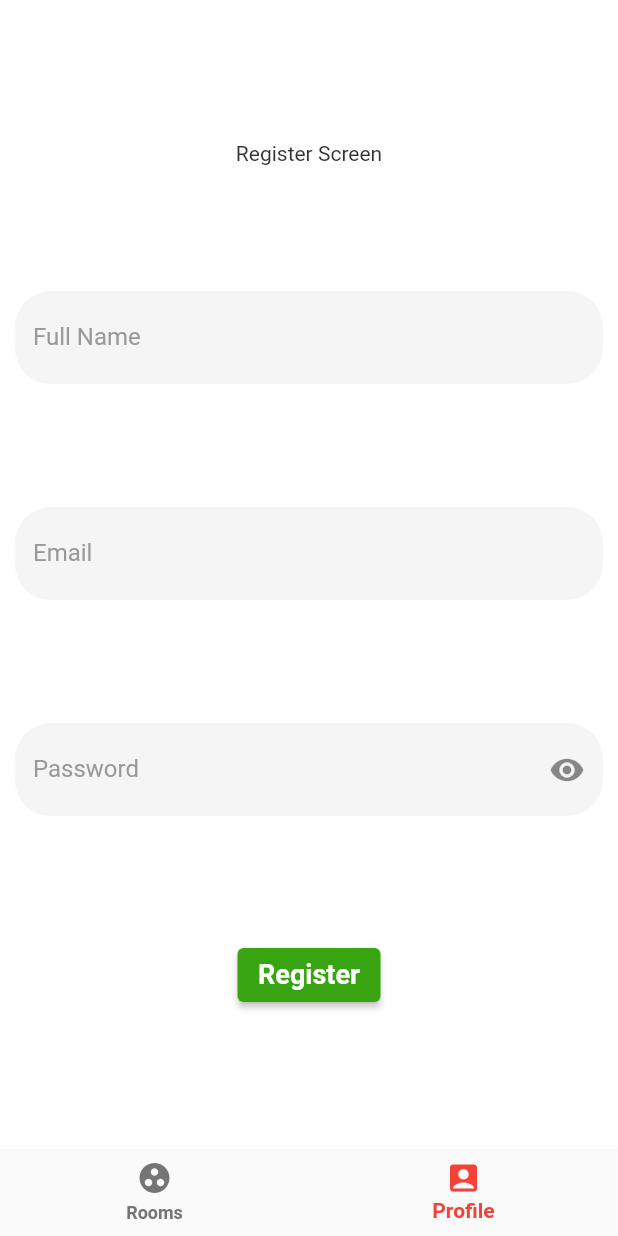
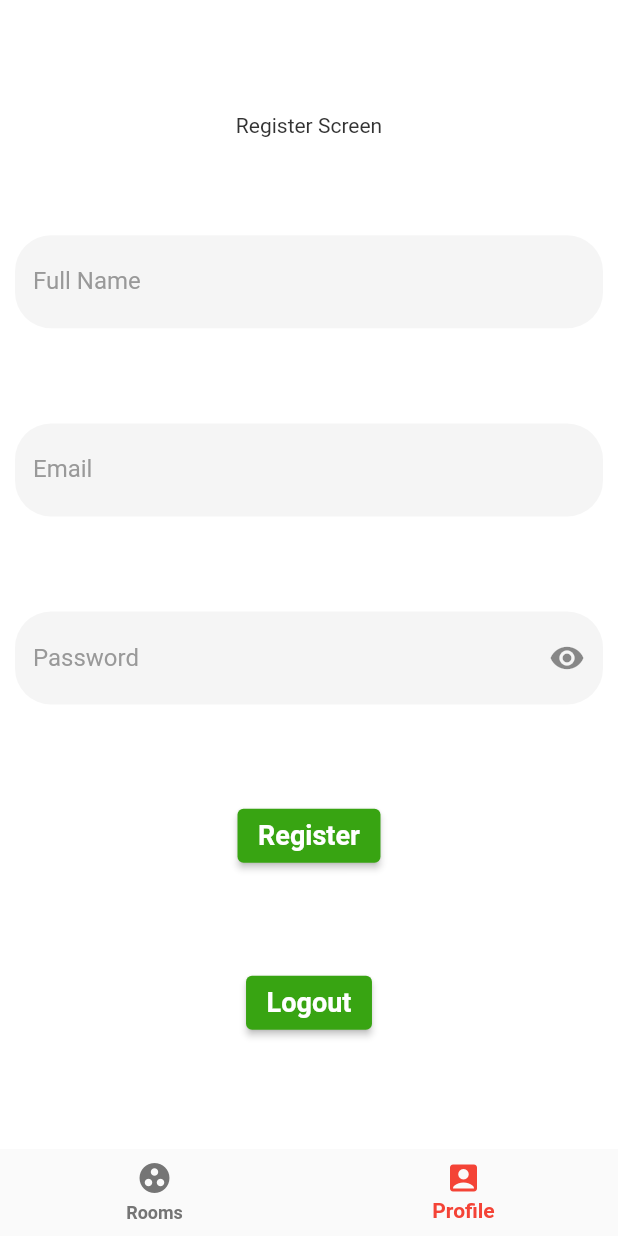
Before and after one commit to Jbholae/flutter--web-socket, a Flutter app: the screen it shows once a user with an empty profile is signed in, item 2 of the bottom bar chosen, on a phone screen of 412 x 824 dp. Run offline on Flutter 3.47's test engine with Material 2 defaults, Android fonts, the light colour scheme and no system bars; drawn by our look-alikes of flutter_form_builder; our stand-ins replace dio, firebase_auth, firebase_core, form_builder_validators, rxdart, shared_preferences and 1 more; accounts and stored records are empty; network calls fail.

Commit message:
fix: navigate and logout btn

```diff
--- a/lib/src/pages/register_user.dart
+++ b/lib/src/pages/register_user.dart
@@ -1,10 +1,14 @@
 import 'package:flutter/material.dart';
 import 'package:flutter_form_builder/flutter_form_builder.dart';
 import 'package:form_builder_validators/form_builder_validators.dart';
+import 'package:provider/provider.dart';
 
+import '../app.dart';
 import '../config/firebase/auth.dart';
 import '../injector.dart';
 import '../models/user/user.dart';
+import '../providers/auth_provider.dart';
+import 'login_user.dart';
 
 class RegisterUser extends StatefulWidget {
   const RegisterUser({Key? key}) : super(key: key);
@@ -99,6 +103,22 @@ class _RegisterUserState extends State<RegisterUser> {
                   },
                   child: const Text('Register'),
                 ),
+                Consumer<AuthProvider>(builder: (ctx, value, _) {
+                  if (!value.loggedIn) {
+                    return ElevatedButton(
+                      onPressed: () {
+                        mainNavigator.currentState?.pushReplacementNamed(LoginUser.routeName);
+                      },
+                      child: const Text('Login'),
+                    );
+                  }
+                  return ElevatedButton(
+                    onPressed: () {
+                      firebaseAuth.signOut();
+                    },
+                    child: const Text('Logout'),
+                  );
+                })
               ],
             ),
           ),
```
